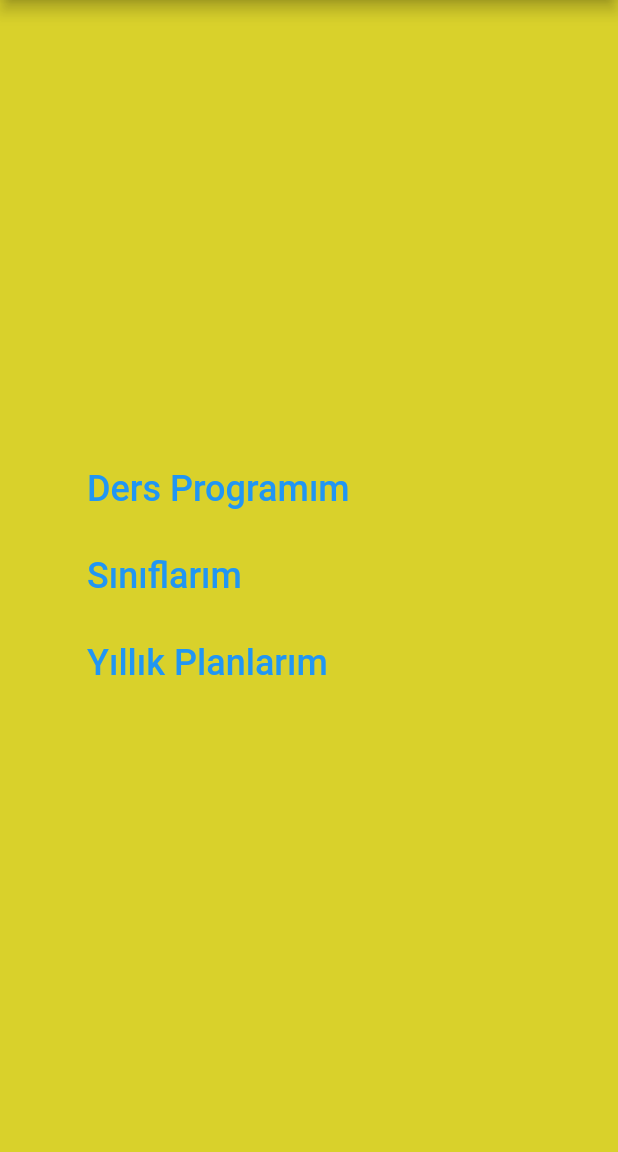
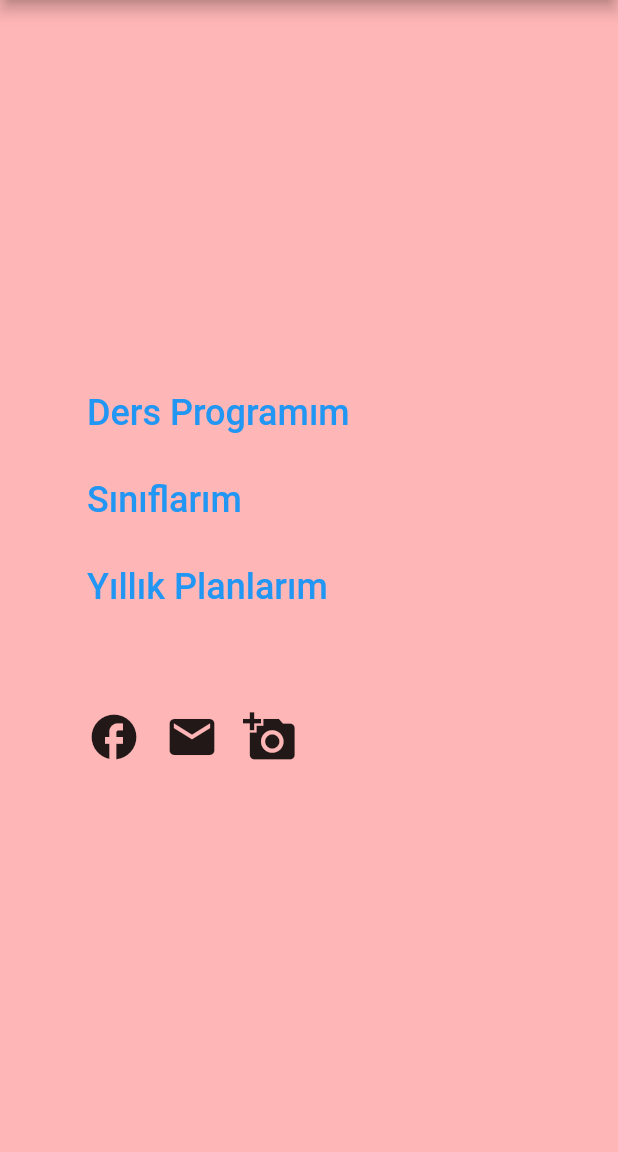
Before and after one commit to miyigun/ogrenci_takip, a Flutter app: the screen it shows after launch, on a phone screen of 412 x 824 dp, the part 84-1236 px from its top. Run offline on Flutter 3.47's test engine with Material 2 defaults, Android fonts, the phone set to English and light mode, and no system bars.

Commit message:
9.yükleme

```diff
--- a/lib/main.dart
+++ b/lib/main.dart
@@ -32,7 +32,7 @@ class _MyHomePageState extends State<MyHomePage> {
   @override
   Widget build(BuildContext context) {
     return Scaffold(
-      backgroundColor: const Color.fromRGBO(211, 201, 8, 0.86),
+      backgroundColor: const Color.fromRGBO(255, 170, 170, 0.86),
       appBar: AppBar(
         title: Text(widget.title),
       ),
@@ -60,6 +60,31 @@ class _MyHomePageState extends State<MyHomePage> {
                   onPressed: yillikPlanlarim,
                   child: const Text("Yıllık Planlarım", style: TextStyle(fontSize: 24.0))
               ),
+              SizedBox(
+                height: 50.0,
+              ),
+              Row(
+                children: [
+                  IconButton(
+                      icon: Icon(Icons.facebook),
+                      iconSize: 36.0,
+                      onPressed: (){
+                      }
+                  ),
+                  IconButton(
+                      icon: Icon(Icons.mail),
+                      iconSize: 36.0,
+                      onPressed: (){
+                      }
+                  ),
+                  IconButton(
+                      icon: Icon(Icons.add_a_photo),
+                      iconSize: 36.0,
+                      onPressed: (){
+                      }
+                  ),
+                ]
+              ),
             ]
         ),
       ),
```
